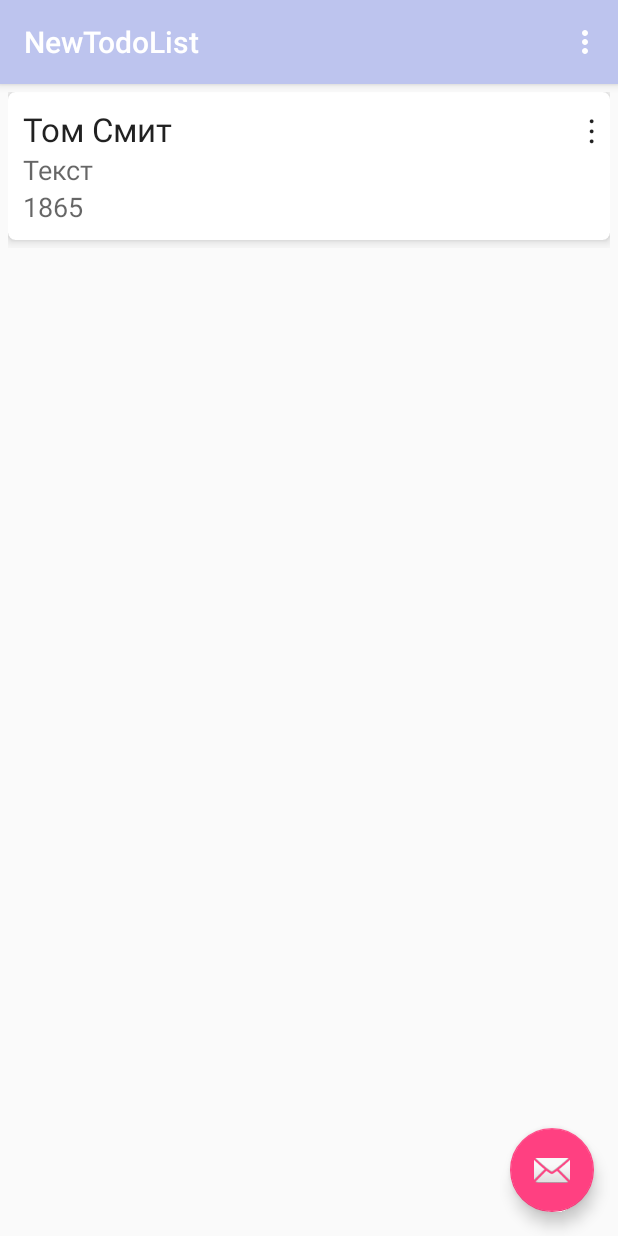
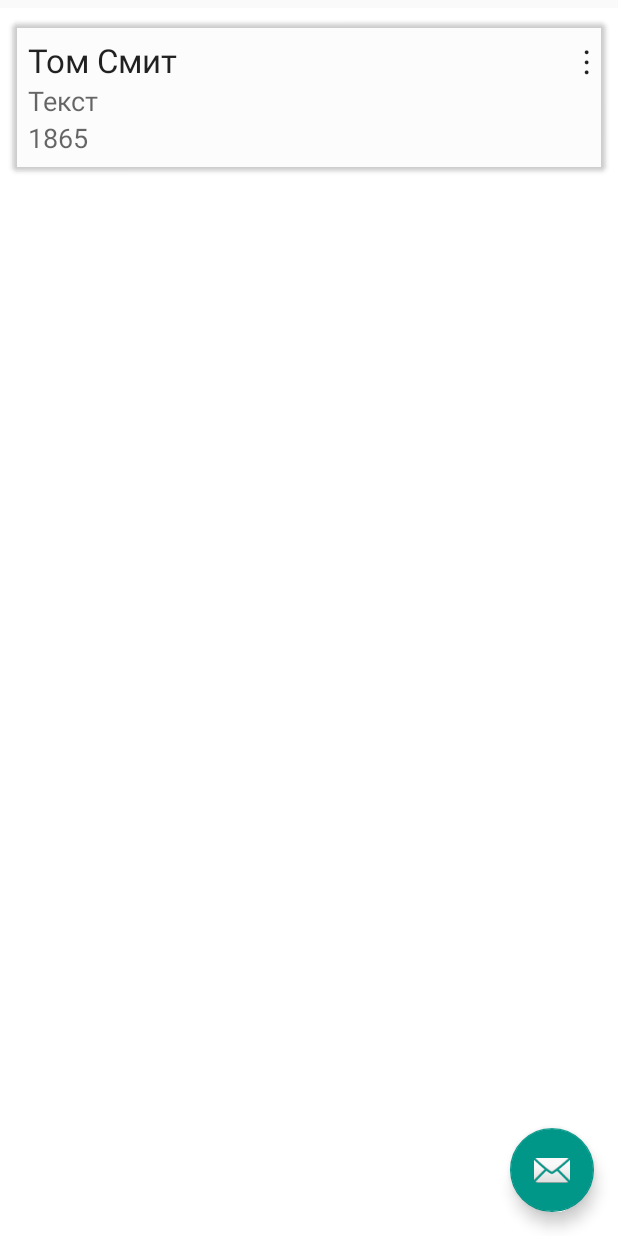
Before and after one commit to ultimatum424/NewTodoList, an Android app: the screen it shows after launch (MainActivity), on a phone screen of 412 x 824 dp. Run offline under Robolectric (Android 15) with nearby library versions, the phone set to English and light mode, and no system bars.

Commit message:
Change colors

```diff
--- a/app/src/main/java/com/example/ultim/newtodolist/MainActivity.java
+++ b/app/src/main/java/com/example/ultim/newtodolist/MainActivity.java
@@ -25,8 +25,6 @@ public class MainActivity extends AppCompatActivity {
     protected void onCreate(Bundle savedInstanceState) {
         super.onCreate(savedInstanceState);
         setContentView(R.layout.activity_main);
-        Toolbar toolbar = (Toolbar) findViewById(R.id.toolbar);
-        setSupportActionBar(toolbar);
         mRecyclerView = (RecyclerView) findViewById(R.id.recyclerView);
         mRecyclerView.setHasFixedSize(true);
         mLayoutManager = new LinearLayoutManager(this);
--- a/app/src/main/res/layout/activity_main.xml
+++ b/app/src/main/res/layout/activity_main.xml
@@ -6,19 +6,6 @@
     android:layout_height="match_parent"
     tools:context="com.example.ultim.newtodolist.MainActivity">
 
-    <android.support.design.widget.AppBarLayout
-        android:layout_width="match_parent"
-        android:layout_height="wrap_content"
-        android:theme="@style/AppTheme.AppBarOverlay">
-
-        <android.support.v7.widget.Toolbar
-            android:id="@+id/toolbar"
-            android:layout_width="match_parent"
-            android:layout_height="?attr/actionBarSize"
-            android:background="?attr/colorPrimary"
-            app:popupTheme="@style/AppTheme.PopupOverlay" />
-
-    </android.support.design.widget.AppBarLayout>
 
     <include
         layout="@layout/content_main" />
--- a/app/src/main/res/layout/content_main.xml
+++ b/app/src/main/res/layout/content_main.xml
@@ -7,10 +7,12 @@
     tools:context="com.example.ultim.newtodolist.MainActivity">
 
     <android.support.v7.widget.RecyclerView
+        android:id="@+id/recyclerView"
         android:layout_width="match_parent"
         android:layout_height="match_parent"
-        android:id="@+id/recyclerView"
-        android:scrollbars="vertical"
-        android:layout_marginTop="56dp">
+        android:layout_marginTop="5dp"
+        android:background="@color/cardview_light_background"
+        android:scrollbars="vertical">
+
     </android.support.v7.widget.RecyclerView>
 </RelativeLayout>
--- a/app/src/main/res/layout/todo_list_item1.xml
+++ b/app/src/main/res/layout/todo_list_item1.xml
@@ -13,8 +13,10 @@
         android:layout_height="wrap_content"
         android:layout_gravity="center"
         android:layout_marginBottom="5dp"
-        card_view:cardCornerRadius="5dp"
-        card_view:cardElevation="5dp"
+        card_view:cardBackgroundColor="@color/cardview_shadow_end_color"
+        card_view:cardCornerRadius="4dp"
+        card_view:cardElevation="2dp"
+        card_view:cardUseCompatPadding="true"
         card_view:contentPadding="10dp">
 
         <RelativeLayout
--- a/app/src/main/res/layout/todo_list_item2.xml
+++ b/app/src/main/res/layout/todo_list_item2.xml
@@ -13,9 +13,10 @@
         android:layout_height="wrap_content"
         android:layout_gravity="center"
         android:layout_marginBottom="5dp"
-        card_view:cardBackgroundColor="@color/colorPrimary"
-        card_view:cardCornerRadius="5dp"
-        card_view:cardElevation="5dp"
+        card_view:cardBackgroundColor="@color/cardview_shadow_end_color"
+        card_view:cardCornerRadius="4dp"
+        card_view:cardElevation="2dp"
+        card_view:cardUseCompatPadding="true"
         card_view:contentPadding="10dp">
 
         <RelativeLayout
--- a/app/src/main/res/values/colors.xml
+++ b/app/src/main/res/values/colors.xml
@@ -2,5 +2,5 @@
 <resources>
     <color name="colorPrimary">#bdc4ee</color>
     <color name="colorPrimaryDark">#303f9f</color>
-    <color name="colorAccent">#FF4081</color>
+    <color name="colorAccent">#009688</color>
 </resources>
```
